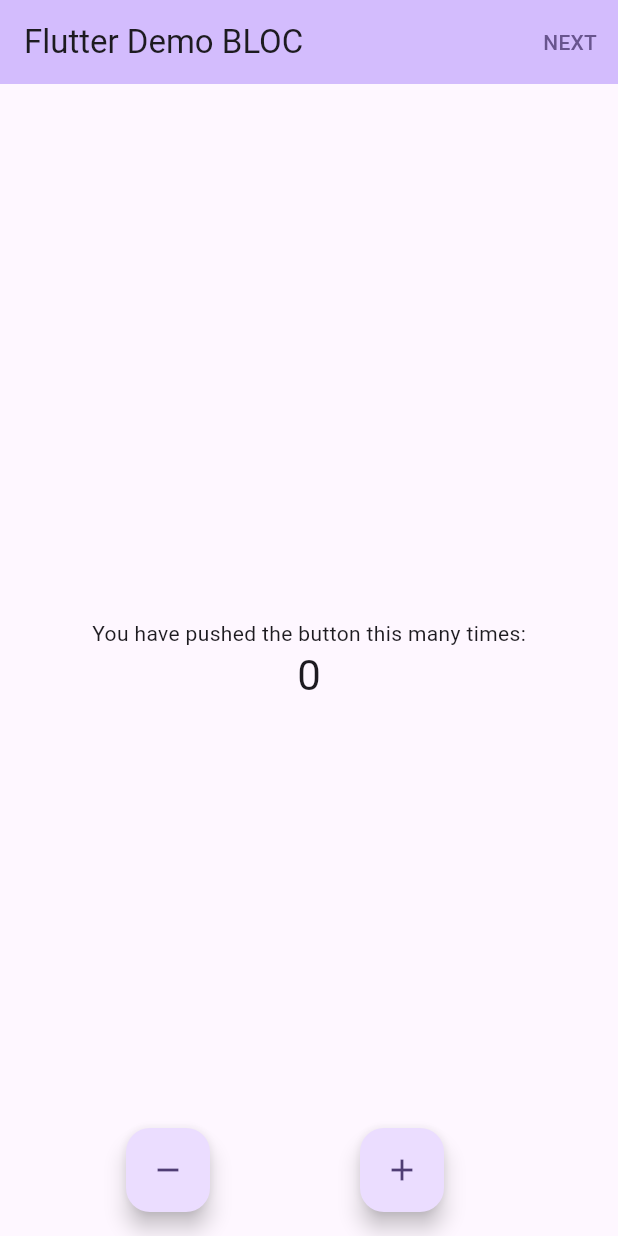
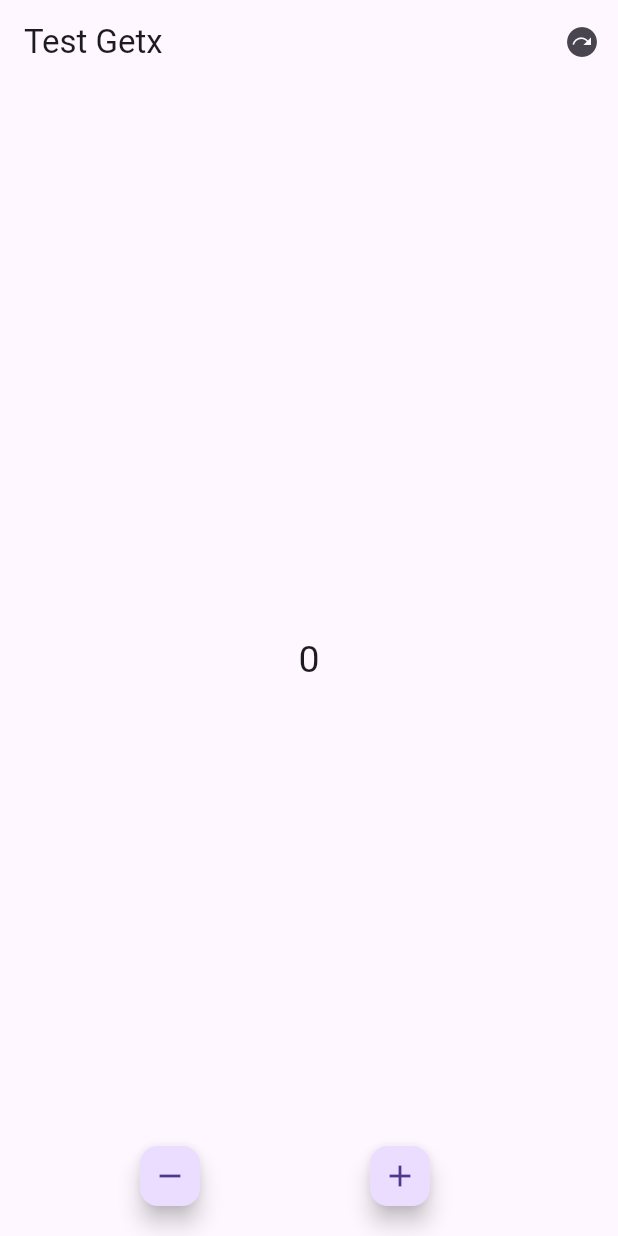
Before and after one commit to PHANNA11/bloc_Getx, a Flutter app: the screen it shows after launch, after a tap on the "remove" icon, after a tap on the "add" icon, on a phone screen of 412 x 824 dp. Run offline on Flutter 3.47's test engine with Material 3 defaults, Android fonts, the phone set to English and light mode, and no system bars; our stand-ins replace bloc, flutter_bloc, get.

Commit message:
getx commit code

```diff
--- a/lib/main.dart
+++ b/lib/main.dart
@@ -1,32 +1,59 @@
 import 'package:flutter/material.dart';
 import 'package:flutter_bloc/flutter_bloc.dart';
+import 'package:get/get_navigation/src/root/get_material_app.dart';
 import 'package:state_management/src/bloc_app/controller/bloc/counter_bloc.dart';
+import 'package:state_management/src/getx_app/view/home_screen.dart';
 
 import 'src/bloc_app/view/home_bloc_screen.dart';
 
-void main() {
-  Bloc.observer = const AppBlocObserver();
+//=========================== Main bloc ========================
+// void main() {
+//   Bloc.observer = const AppBlocObserver();
+//   runApp(const MyApp());
+// }
+
+// class AppBlocObserver extends BlocObserver {
+//   /// {@macro app_bloc_observer}
+//   const AppBlocObserver();
+
+//   @override
+//   void onChange(BlocBase<dynamic> bloc, Change<dynamic> change) {
+//     super.onChange(bloc, change);
+//     if (bloc is Cubit) print(change);
+//   }
+
+//   @override
+//   void onTransition(
+//     Bloc<dynamic, dynamic> bloc,
+//     Transition<dynamic, dynamic> transition,
+//   ) {
+//     super.onTransition(bloc, transition);
+//     print(transition);
+//   }
+// }
+
+// class MyApp extends StatelessWidget {
+//   const MyApp({super.key});
+
+//   @override
+//   Widget build(BuildContext context) {
+//     return BlocProvider(
+//       create: (_) => CounterBloc(),
+//       child: MaterialApp(
+//         title: 'Flutter Demo',
+//         theme: ThemeData(
+//           colorScheme: ColorScheme.fromSeed(seedColor: Colors.deepPurple),
+//           useMaterial3: true,
+//         ),
+//         home: const MyHomePage(title: 'Flutter Demo BLOC'),
+//       ),
+//     );
+//   }
+// }
+
+// =============  Main Getx ==============
+void main(List<String> args) {
   runApp(const MyApp());
-}
-
-class AppBlocObserver extends BlocObserver {
-  /// {@macro app_bloc_observer}
-  const AppBlocObserver();
-
-  @override
-  void onChange(BlocBase<dynamic> bloc, Change<dynamic> change) {
-    super.onChange(bloc, change);
-    if (bloc is Cubit) print(change);
-  }
-
-  @override
-  void onTransition(
-    Bloc<dynamic, dynamic> bloc,
-    Transition<dynamic, dynamic> transition,
-  ) {
-    super.onTransition(bloc, transition);
-    print(transition);
-  }
 }
 
 class MyApp extends StatelessWidget {
@@ -34,16 +61,8 @@ class MyApp extends StatelessWidget {
 
   @override
   Widget build(BuildContext context) {
-    return BlocProvider(
-      create: (_) => CounterBloc(),
-      child: MaterialApp(
-        title: 'Flutter Demo',
-        theme: ThemeData(
-          colorScheme: ColorScheme.fromSeed(seedColor: Colors.deepPurple),
-          useMaterial3: true,
-        ),
-        home: const MyHomePage(title: 'Flutter Demo BLOC'),
-      ),
+    return GetMaterialApp(
+      home: HomeScreen(),
     );
   }
 }
--- /dev/null
+++ b/lib/src/getx_app/controller/counter_controller.dart
@@ -0,0 +1,15 @@
+import 'package:get/get_state_manager/get_state_manager.dart';
+import 'package:get/state_manager.dart';
+
+class CounterController extends GetxController {
+  RxInt number = 0.obs;
+  void increment() {
+    number.value++;
+    update();
+  }
+
+  void decrement() {
+    number.value--;
+    update();
+  }
+}
--- /dev/null
+++ b/lib/src/getx_app/view/home_screen.dart
@@ -0,0 +1,53 @@
+import 'package:flutter/material.dart';
+import 'package:get/get_state_manager/src/simple/get_state.dart';
+import 'package:get/instance_manager.dart';
+import 'package:get/route_manager.dart';
+import 'package:state_management/src/getx_app/controller/counter_controller.dart';
+import 'package:state_management/src/getx_app/view/getx_page2.dart';
+
+class HomeScreen extends StatelessWidget {
+  HomeScreen({super.key});
+  CounterController controller = Get.put(CounterController());
+  @override
+  Widget build(BuildContext context) {
+    return GetBuilder<CounterController>(builder: (context) {
+      return Scaffold(
+        appBar: AppBar(
+          title: const Text('Test Getx'),
+          actions: [
+            IconButton(
+                onPressed: () {
+                  Get.to(() => GetxPage2());
+                },
+                icon: Icon(Icons.next_plan))
+          ],
+        ),
+        body: Center(
+          child: Text(
+            controller.number.value.toString(),
+            style: const TextStyle(fontSize: 25),
+          ),
+        ),
+        floatingActionButton: Row(
+          mainAxisAlignment: MainAxisAlignment.spaceEvenly,
+          children: [
+            FloatingActionButton.small(
+              heroTag: 'de',
+              onPressed: () {
+                controller.decrement();
+              },
+              child: const Icon(Icons.remove),
+            ),
+            FloatingActionButton.small(
+              heroTag: 'in',
+              onPressed: () {
+                controller.increment();
+              },
+              child: const Icon(Icons.add),
+            )
+          ],
+        ),
+      );
+    });
+  }
+}
--- a/pubspec.yaml
+++ b/pubspec.yaml
@@ -36,6 +36,7 @@ dependencies:
   # Use with the CupertinoIcons class for iOS style icons.
   cupertino_icons: ^1.0.2
   flutter_bloc: ^8.1.3
+  get: ^4.6.6
 
 dev_dependencies:
   flutter_test:
```
Also changed, not shown: lib/src/getx_app/view/getx_page2.dart (added, +45 -0 lines), pubspec.lock.
